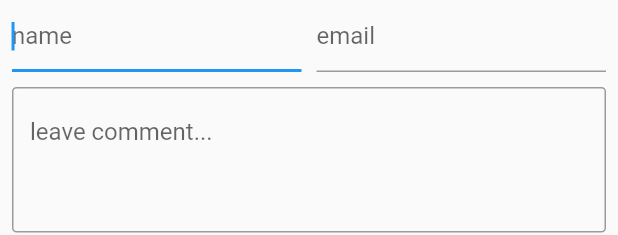
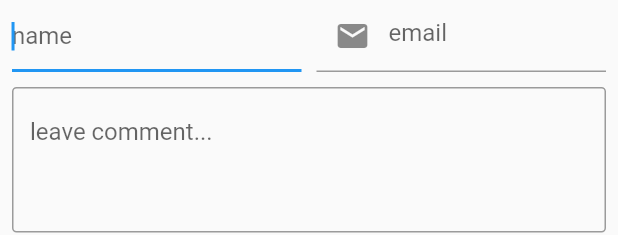
Before and after one commit to tanyapog/test_eclipse_digital, a Flutter app: the CommentBottomSheet widget shown alone on an empty page, opened directly, on a phone screen of 412 x 824 dp. Shown: the top 235 px of the screen. Run offline on Flutter 3.47's test engine with Material 2 defaults, Android fonts, the phone set to English and light mode, and no system bars; our stand-ins replace auto_route; network calls fail.

Commit message:
Иконка в начале поля ввода email'а

```diff
--- a/lib/presentation/pages/post/widgets/comment_bottom_sheet.dart
+++ b/lib/presentation/pages/post/widgets/comment_bottom_sheet.dart
@@ -34,7 +34,9 @@ class CommentBottomSheet extends StatelessWidget {
                 const SizedBox(width: 10,),
                 Expanded(
                   child: TextFormField(
-                    decoration: const InputDecoration(hintText: 'email'),
+                    decoration: const InputDecoration(
+                      prefixIcon: Icon(Icons.email),
+                      hintText: 'email'),
                     validator: (value) => (value == null || value.isEmpty)
                       ? 'Enter the email, please'
                       : null,
```
